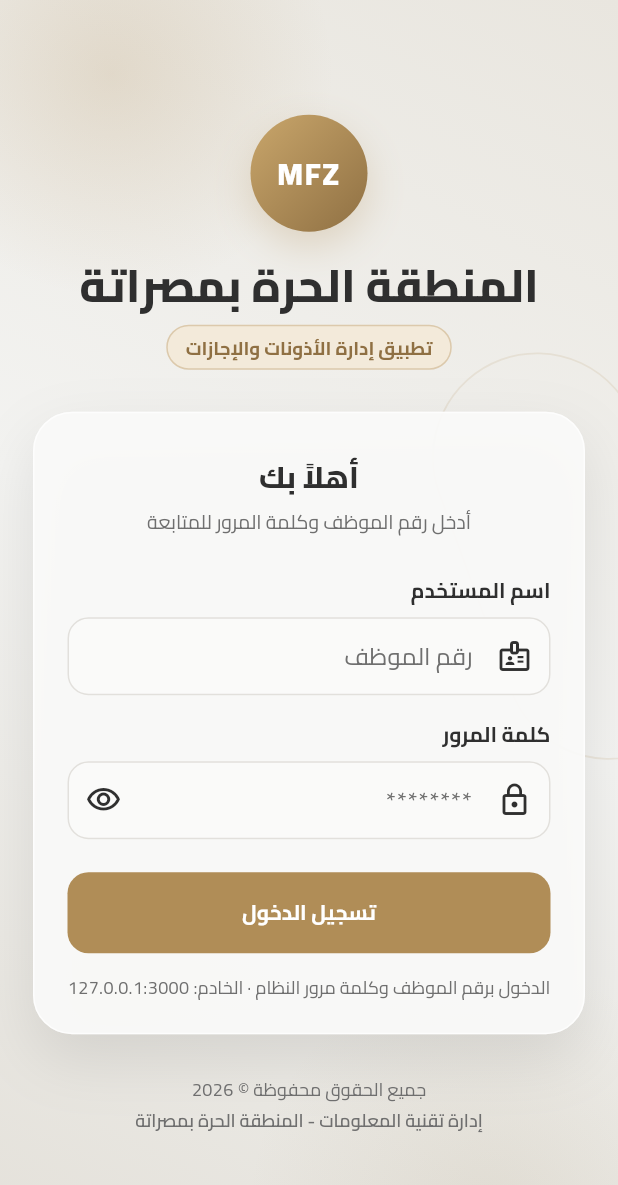
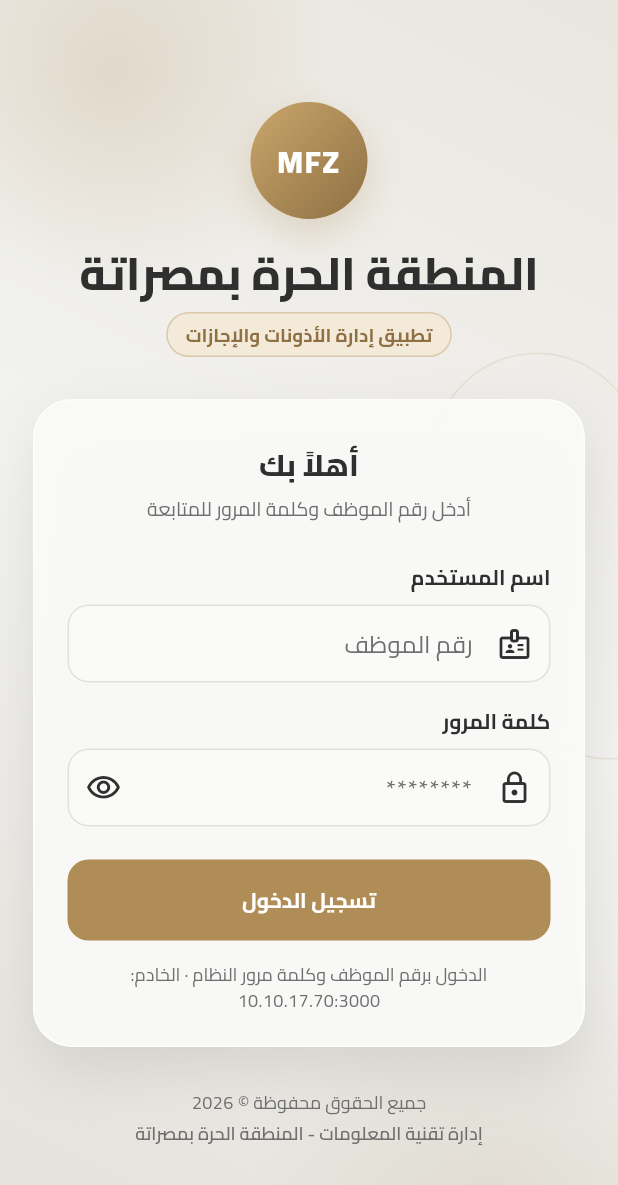
Before and after one commit to halimaElganduzMFZ/daftari_UI, a Flutter app: the screen it shows after launch, on a phone screen of 412 x 824 dp. Shown: the top 1185 px of the screen. Run offline on Flutter 3.47's test engine with Material 3 defaults, Android fonts, the phone set to English and light mode, and no system bars; our stand-ins replace file_picker, font_awesome_flutter, pdf, printing, shared_preferences; missing offline and left inert: dart:html, dart:ui_web; accounts and stored records are empty.

Commit message:
Point API base URL at the office dev host and allow cleartext on Android
Default baseUrl is now http://10.10.17.70:3000/api/v1 (127.0.0.1 resolves to the phone itself on device). Add INTERNET permission to the main manifest for release builds and enable usesCleartextTraffic for plain-HTTP access on Android 9+ until the API moves to HTTPS.

Co-authored-by: Cursor <cursoragent@cursor.com>

````diff
--- a/lib/core/config/api_config.dart
+++ b/lib/core/config/api_config.dart
@@ -4,7 +4,7 @@
 /// ```
 /// flutter run -d chrome --web-port=43123 \
 ///   --dart-define=USE_REMOTE_API=false          # وضع التصميم (بيانات ثابتة)
-///   --dart-define=API_BASE_URL=http://10.10.8.3:3000/api/v1
+///   --dart-define=API_BASE_URL=http://127.0.0.1:3000/api/v1   # API على جهازك
 /// ```
 abstract final class ApiConfig {
   /// عند `false`: الدخول التجريبي المحلي بدون API (للتصميم من المنزل).
@@ -15,12 +15,13 @@ abstract final class ApiConfig {
   );
 
   /// عنوان الـ API الأساسي.
-  /// محلياً: http://127.0.0.1:3000/api/v1
+  /// حالياً: جهاز المبرمج على شبكة المكتب http://10.10.17.70:3000/api/v1
+  /// (لا تستخدم 127.0.0.1 على الجوال — يشير إلى الهاتف نفسه لا إلى الحاسوب).
   /// على السيرفر لاحقاً: مثلاً https://api.example.com/api/v1
   /// غيّر هذا المتغير فقط — لا تبحث في الشاشات.
   static const baseUrl = String.fromEnvironment(
     'API_BASE_URL',
-    defaultValue: 'http://127.0.0.1:3000/api/v1',
+    defaultValue: 'http://10.10.17.70:3000/api/v1',
   );
 
   static const connectTimeout = Duration(seconds: 15);
````
Also changed, not shown: 1 other file.
